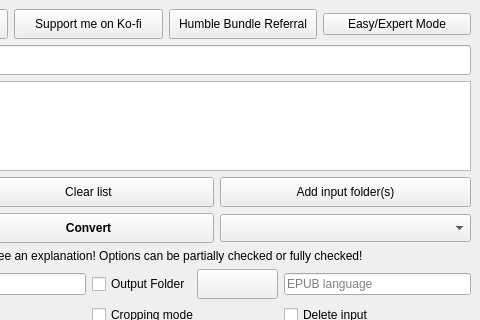
ciromattia/kcc, file gui/KCC.ui: the form before one commit; both pictures show x 303 to 783 and y 0 to 320 of the 783 by 767 pixel window.
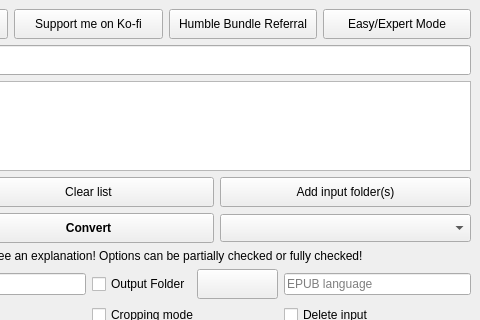
The form after the commit. Icons and pictures are not drawn.

Commit message: fix expert button height on windows

```diff
--- a/gui/KCC.ui
+++ b/gui/KCC.ui
@@ -1127,6 +1127,12 @@
        </item>
        <item row="0" column="4">
         <widget class="QPushButton" name="expertButton">
+         <property name="minimumSize">
+          <size>
+           <width>0</width>
+           <height>30</height>
+          </size>
+         </property>
          <property name="toolTip">
           <string>Toggle Easy/Expert Mode</string>
          </property>
```
The commit also changes 1 other file.
